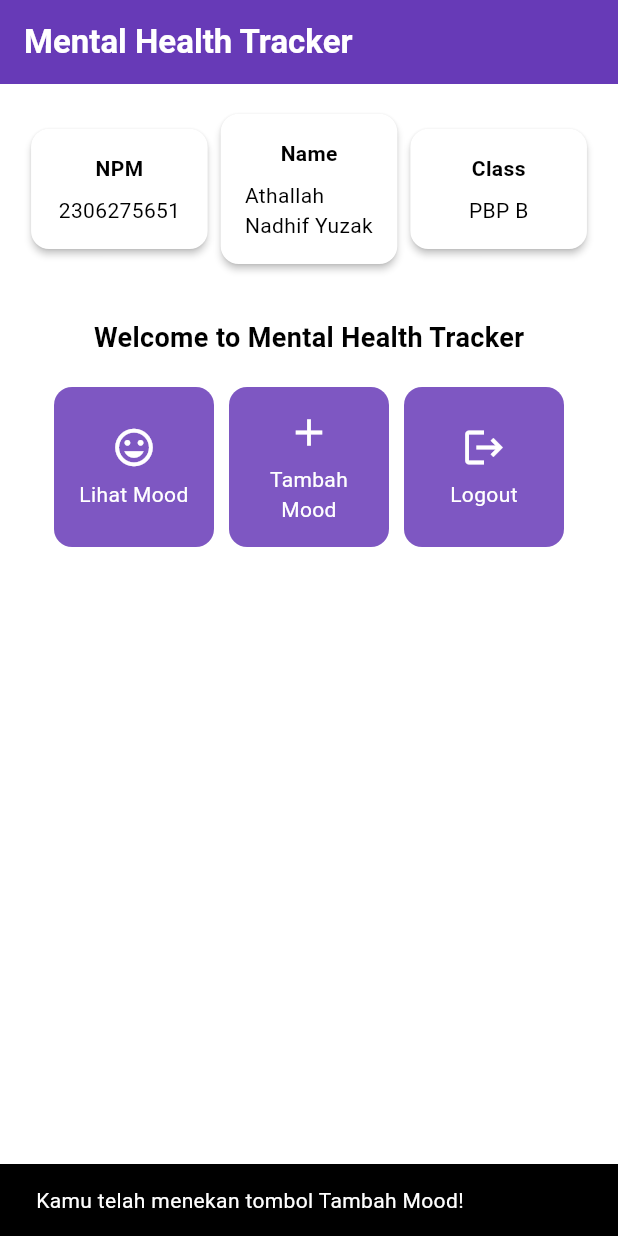
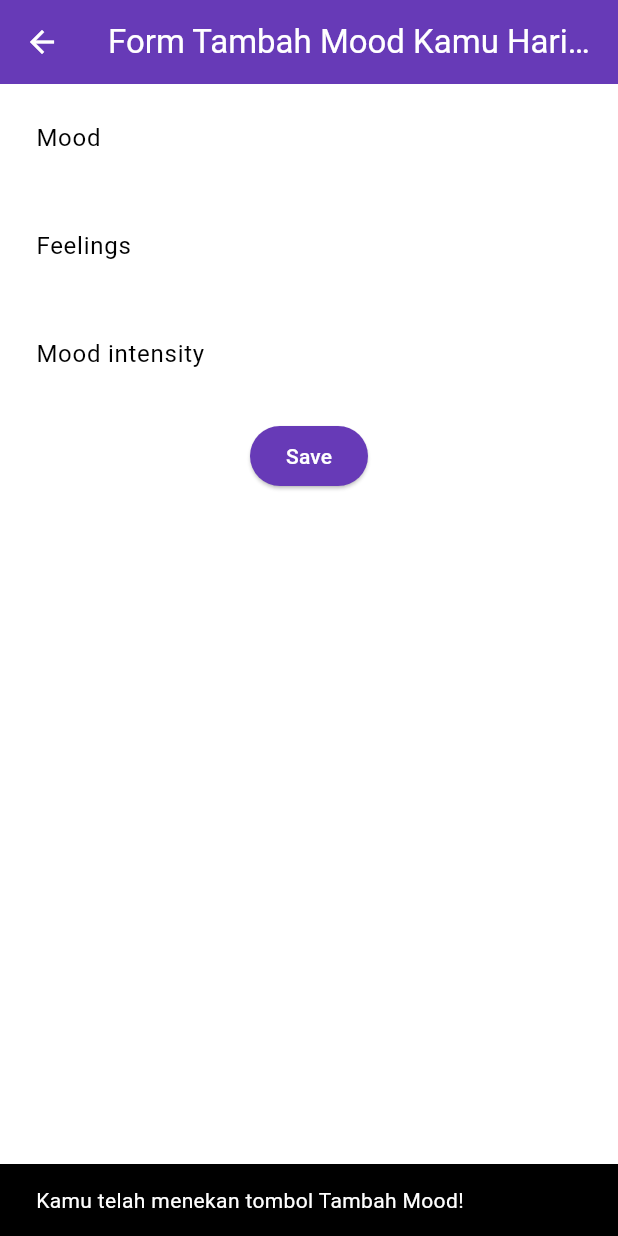
Before and after one commit to Athallah210505/mental-health-tracker-mobile, a Flutter app: the screen it shows after launch, after a tap on "Tambah Mood", on a phone screen of 412 x 824 dp. Run offline on Flutter 3.47's test engine with Material 3 defaults, Android fonts, the phone set to English and light mode, and no system bars.

Commit message:
Selesai Tugas 7

```diff
--- a/lib/main.dart
+++ b/lib/main.dart
@@ -1,5 +1,5 @@
 import 'package:flutter/material.dart';
-import 'package:mental_health_tracker/menu.dart';
+import 'package:mental_health_tracker/screen/menu.dart';
 
 void main() {
   runApp(const MyApp());
--- a/lib/menu.dart
+++ b/lib/screen/menu.dart
@@ -1,4 +1,7 @@
 import 'package:flutter/material.dart';
+import 'package:mental_health_tracker/screen/moodentry_form.dart';
+import 'package:mental_health_tracker/widgets/left_drawer.dart';
+import 'package:mental_health_tracker/widgets/mood_card.dart';
 class MyHomePage extends StatelessWidget {
   MyHomePage({super.key});
   final String npm = '2306275651'; // NPM
@@ -36,7 +39,11 @@ final List<ItemHomepage> items = [
         ),
         // Warna latar belakang AppBar diambil dari skema warna tema aplikasi.
         backgroundColor: Theme.of(context).colorScheme.primary,
+        // Mengganti warna icon drawer menjadi putih
+        iconTheme: const IconThemeData(color: Colors.white),
       ),
+      // Masukkan drawer sebagai parameter nilai drawer dari widget Scaffold
+      drawer: const LeftDrawer(),
       // Body halaman dengan padding di sekelilingnya.
       body: Padding(
         padding: const EdgeInsets.all(16.0),
@@ -133,64 +140,3 @@ class InfoCard extends StatelessWidget {
     );
   }
 }
- class ItemHomepage {
-     final String name;
-     final IconData icon;
-
-     ItemHomepage(this.name, this.icon);
- }
-
-
-class ItemCard extends StatelessWidget {
-  // Menampilkan kartu dengan ikon dan nama.
-
-  final ItemHomepage item;
-
-  const ItemCard(this.item, {super.key});
-
-  @override
-  Widget build(BuildContext context) {
-    return Material(
-      // Menentukan warna latar belakang dari tema aplikasi.
-      color: Theme.of(context).colorScheme.secondary,
-      // Membuat sudut kartu melengkung.
-      borderRadius: BorderRadius.circular(12),
-
-      child: InkWell(
-        // Aksi ketika kartu ditekan.
-        onTap: () {
-          // Menampilkan pesan SnackBar saat kartu ditekan.
-          ScaffoldMessenger.of(context)
-            ..hideCurrentSnackBar()
-            ..showSnackBar(
-              SnackBar(content: Text("Kamu telah menekan tombol ${item.name}!"))
-            );
-        },
-        // Container untuk menyimpan Icon dan Text
-        child: Container(
-          padding: const EdgeInsets.all(8),
-          child: Center(
-            child: Column(
-              // Menyusun ikon dan teks di tengah kartu.
-              mainAxisAlignment: MainAxisAlignment.center,
-              children: [
-                Icon(
-                  item.icon,
-                  color: Colors.white,
-                  size: 30.0,
-                ),
-                const Padding(padding: EdgeInsets.all(3)),
-                Text(
-                  item.name,
-                  textAlign: TextAlign.center,
-                  style: const TextStyle(color: Colors.white),
-                ),
-              ],
-            ),
-          ),
-        ),
-      ),
-    );
-  }
-
-}
--- /dev/null
+++ b/lib/screen/moodentry_form.dart
@@ -0,0 +1,160 @@
+import 'package:flutter/material.dart';
+// TODO: Impor drawer yang sudah dibuat sebelumnya
+
+class MoodEntryFormPage extends StatefulWidget {
+  const MoodEntryFormPage({super.key});
+
+  @override
+  State<MoodEntryFormPage> createState() => _MoodEntryFormPageState();
+}
+
+class _MoodEntryFormPageState extends State<MoodEntryFormPage> {
+  final _formKey = GlobalKey<FormState>();
+  String _mood = "";
+	String _feelings = "";
+	int _moodIntensity = 0;
+  @override
+  Widget build(BuildContext context) {
+    return Scaffold(
+  appBar: AppBar(
+    title: const Center(
+      child: Text(
+        'Form Tambah Mood Kamu Hari ini',
+      ),
+    ),
+    backgroundColor: Theme.of(context).colorScheme.primary,
+    foregroundColor: Colors.white,
+  ),
+  // TODO: Tambahkan drawer yang sudah dibuat di sini
+  body: Form(
+    key : _formKey,
+    child: SingleChildScrollView(
+            child: Column(
+                  crossAxisAlignment: CrossAxisAlignment.start,
+                  children: [
+                    Padding(
+                            padding: const EdgeInsets.all(8.0),
+                            child: TextFormField(
+                              decoration: InputDecoration(
+                                hintText: "Mood",
+                                labelText: "Mood",
+                                border: OutlineInputBorder(
+                                  borderRadius: BorderRadius.circular(5.0),
+                                ),
+                              ),
+                              onChanged: (String? value) {
+                                setState(() {
+                                  _mood = value!;
+                                });
+                              },
+                              validator: (String? value) {
+                                if (value == null || value.isEmpty) {
+                                  return "Mood tidak boleh kosong!";
+                                }
+                                return null;
+                              },
+                            ),
+                          ),
+                    Padding(
+                            padding: const EdgeInsets.all(8.0),
+                            child: TextFormField(
+                              decoration: InputDecoration(
+                                hintText: "Feelings",
+                                labelText: "Feelings",
+                                border: OutlineInputBorder(
+                                  borderRadius: BorderRadius.circular(5.0),
+                                ),
+                              ),
+                              onChanged: (String? value) {
+                                setState(() {
+                                  _feelings = value!;
+                                });
+                              },
+                              validator: (String? value) {
+                                if (value == null || value.isEmpty) {
+                                  return "Feelings tidak boleh kosong!";
+                                }
+                                return null;
+                              },
+                            ),
+                          ),
+                          Padding(
+                            padding: const EdgeInsets.all(8.0),
+                            child: TextFormField(
+                              decoration: InputDecoration(
+                                hintText: "Mood intensity",
+                                labelText: "Mood intensity",
+                                border: OutlineInputBorder(
+                                  borderRadius: BorderRadius.circular(5.0),
+                                ),
+                              ),
+                              onChanged: (String? value) {
+                                setState(() {
+                                  _moodIntensity = int.tryParse(value!) ?? 0;
+                                });
+                              },
+                              validator: (String? value) {
+                                if (value == null || value.isEmpty) {
+                                  return "Mood intensity tidak boleh kosong!";
+                                }
+                                if (int.tryParse(value) == null) {
+                                  return "Mood intensity harus berupa angka!";
+                                }
+                                return null;
+                              },
+                            ),
+                          ),
+                             Align(
+                                      alignment: Alignment.bottomCenter,
+                                      child: Padding(
+                                        padding: const EdgeInsets.all(8.0),
+                                        child: ElevatedButton(
+                                          style: ButtonStyle(
+                                            backgroundColor: WidgetStateProperty.all(
+                                                Theme.of(context).colorScheme.primary),
+                                          ),
+                                           onPressed: () {
+                                            if (_formKey.currentState!.validate()) {
+                                              showDialog(
+                                                context: context,
+                                                builder: (context) {
+                                                  return AlertDialog(
+                                                    title: const Text('Mood berhasil tersimpan'),
+                                                    content: SingleChildScrollView(
+                                                      child: Column(
+                                                        crossAxisAlignment: CrossAxisAlignment.start,
+                                                        children: [
+                                                          Text('Mood: $_mood'),
+                                                          // TODO: Munculkan value-value lainnya
+                                                        ],
+                                                      ),
+                                                    ),
+                                                    actions: [
+                                                      TextButton(
+                                                        child: const Text('OK'),
+                                                        onPressed: () {
+                                                          Navigator.pop(context);
+                                                          _formKey.currentState!.reset();
+                                                        },
+                                                      ),
+                                                    ],
+                                                  );
+                                                },
+                                              );
+                                            }
+                                          },
+                                          child: const Text(
+                                            "Save",
+                                            style: TextStyle(color: Colors.white),
+                                          ),
+                                        ),
+                                      ),
+                                    ),
+                  ],
+                ),
+
+    ),
+  ),
+);
+  }
+}
--- /dev/null
+++ b/lib/widgets/left_drawer.dart
@@ -0,0 +1,64 @@
+import 'package:flutter/material.dart';
+import 'package:mental_health_tracker/screen/menu.dart';
+import 'package:mental_health_tracker/screen/moodentry_form.dart';
+
+class LeftDrawer extends StatelessWidget {
+  const LeftDrawer({super.key});
+
+  @override
+  Widget build(BuildContext context) {
+    return Drawer(
+      child: ListView(
+        children: [
+          DrawerHeader(
+            decoration: BoxDecoration(
+      color: Theme.of(context).colorScheme.primary,
+    ),
+    child: const Column(
+      children: [
+        Text(
+          'Mental Health Tracker',
+          textAlign: TextAlign.center,
+          style: TextStyle(
+            fontSize: 24,
+            fontWeight: FontWeight.bold,
+            color: Colors.white,
+          ),
+        ),
+        Padding(padding: EdgeInsets.all(8)),
+        Text(
+          "Ayo jaga kesehatan mentalmu setiap hari disini!",
+          // TODO: Tambahkan gaya teks dengan center alignment, font ukuran 15, warna putih, dan weight biasa
+        ),
+      ],
+    ),
+          ),
+            ListTile(
+    leading: const Icon(Icons.home_outlined),
+    title: const Text('Halaman Utama'),
+    // Bagian redirection ke MyHomePage
+    onTap: () {
+      Navigator.pushReplacement(
+          context,
+          MaterialPageRoute(
+            builder: (context) => MyHomePage(),
+          ));
+    },
+  ),
+  ListTile(
+    leading: const Icon(Icons.mood),
+    title: const Text('Tambah Mood'),
+    // Bagian redirection ke MoodEntryFormPage
+    onTap: () {
+      Navigator.push(
+         context,
+          MaterialPageRoute(
+            builder: (context) => MoodEntryFormPage(),
+          ));
+    },
+  ),
+        ],
+      ),
+    );
+  }
+}
--- /dev/null
+++ b/lib/widgets/mood_card.dart
@@ -0,0 +1,74 @@
+import 'package:flutter/material.dart';
+import 'package:mental_health_tracker/screen/moodentry_form.dart';
+
+
+class ItemHomepage {
+     final String name;
+     final IconData icon;
+
+     ItemHomepage(this.name, this.icon);
+ }
+
+
+class ItemCard extends StatelessWidget {
+  // Menampilkan kartu dengan ikon dan nama.
+
+  final ItemHomepage item;
+
+  const ItemCard(this.item, {super.key});
+
+  @override
+  Widget build(BuildContext context) {
+    return Material(
+      // Menentukan warna latar belakang dari tema aplikasi.
+      color: Theme.of(context).colorScheme.secondary,
+      // Membuat sudut kartu melengkung.
+      borderRadius: BorderRadius.circular(12),
+
+      child: InkWell(
+        // Aksi ketika kartu ditekan.
+        onTap: () {
+  // Memunculkan SnackBar ketika diklik
+                ScaffoldMessenger.of(context)
+                  ..hideCurrentSnackBar()
+                  ..showSnackBar(SnackBar(
+                      content: Text("Kamu telah menekan tombol ${item.name}!")));
+
+                // Navigate ke route yang sesuai (tergantung jenis tombol)
+                if (item.name == "Tambah Mood") {
+                 Navigator.push(
+                  context,
+                    MaterialPageRoute(
+                      builder: (context) => MoodEntryFormPage(),
+                    ));
+
+                }
+              },
+        // Container untuk menyimpan Icon dan Text
+        child: Container(
+          padding: const EdgeInsets.all(8),
+          child: Center(
+            child: Column(
+              // Menyusun ikon dan teks di tengah kartu.
+              mainAxisAlignment: MainAxisAlignment.center,
+              children: [
+                Icon(
+                  item.icon,
+                  color: Colors.white,
+                  size: 30.0,
+                ),
+                const Padding(padding: EdgeInsets.all(3)),
+                Text(
+                  item.name,
+                  textAlign: TextAlign.center,
+                  style: const TextStyle(color: Colors.white),
+                ),
+              ],
+            ),
+          ),
+        ),
+      ),
+    );
+  }
+
+}
```
Also changed, not shown: form_sample/analysis_options.yaml (added, +28 -0 lines), form_sample/lib/main.dart (added, +66 -0 lines), form_sample/pubspec.yaml (added, +90 -0 lines), form_sample/pubspec.lock (added), 123 other files.
